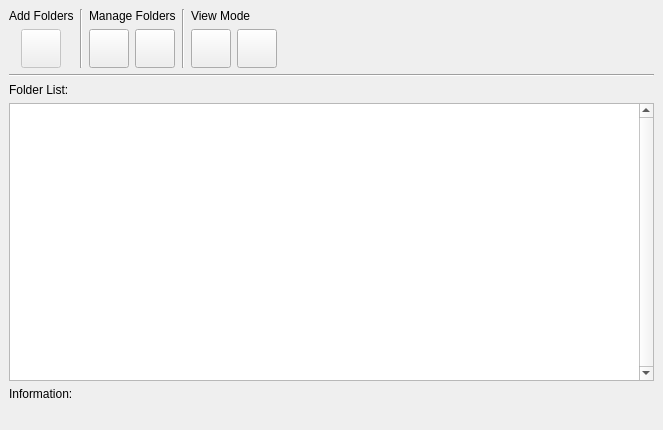
Qt form Folder_Sharing_Widget.ui (tobimensch/aqemu) before a commit.
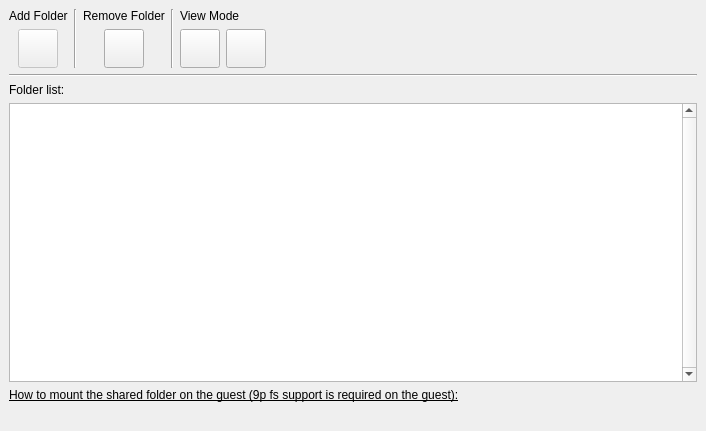
The same form after that commit. Icons and pictures are not drawn.

Commit message: Folder sharing UI works

Diff of the .ui file:
```diff
--- a/Folder_Sharing_Widget.ui
+++ b/Folder_Sharing_Widget.ui
@@ -7,8 +7,8 @@
    <rect>
     <x>0</x>
     <y>0</y>
-    <width>663</width>
-    <height>430</height>
+    <width>706</width>
+    <height>431</height>
    </rect>
   </property>
   <property name="windowTitle">
@@ -155,7 +155,7 @@
      <item>
       <widget class="QLabel" name="Label_Manage_Folders">
        <property name="text">
-        <string>Manage Folders</string>
+        <string>Remove Folder</string>
        </property>
       </widget>
      </item>
@@ -176,26 +176,6 @@
        <property name="bottomMargin">
         <number>0</number>
        </property>
-       <item>
-        <widget class="QToolButton" name="TB_Edit_Folder">
-         <property name="toolTip">
-          <string>Properties</string>
-         </property>
-         <property name="text">
-          <string/>
-         </property>
-         <property name="icon">
-          <iconset resource="images.qrc">
-           <normaloff>:/edit.png</normaloff>:/edit.png</iconset>
-         </property>
-         <property name="iconSize">
-          <size>
-           <width>32</width>
-           <height>32</height>
-          </size>
-         </property>
-        </widget>
-       </item>
        <item>
         <widget class="QToolButton" name="TB_Remove_Folder">
          <property name="toolTip">
@@ -247,7 +227,7 @@
      <item>
       <widget class="QLabel" name="Label_Add_Folders">
        <property name="text">
-        <string>Add Folders</string>
+        <string>Add Folder</string>
        </property>
       </widget>
      </item>
@@ -322,7 +302,7 @@
      <item>
       <widget class="QLabel" name="Label_Folders_List">
        <property name="text">
-        <string>Folder List:</string>
+        <string>Folder list:</string>
        </property>
       </widget>
      </item>
@@ -371,8 +351,13 @@
          <verstretch>0</verstretch>
         </sizepolicy>
        </property>
+       <property name="font">
+        <font>
+         <underline>true</underline>
+        </font>
+       </property>
        <property name="text">
-        <string>Information:</string>
+        <string>How to mount the shared folder on the guest (9p fs support is required on the guest):</string>
        </property>
       </widget>
      </item>
```
Left out of the diff: 58 changed lines with no effect on the pictures. The commit also changes 3 other files.
